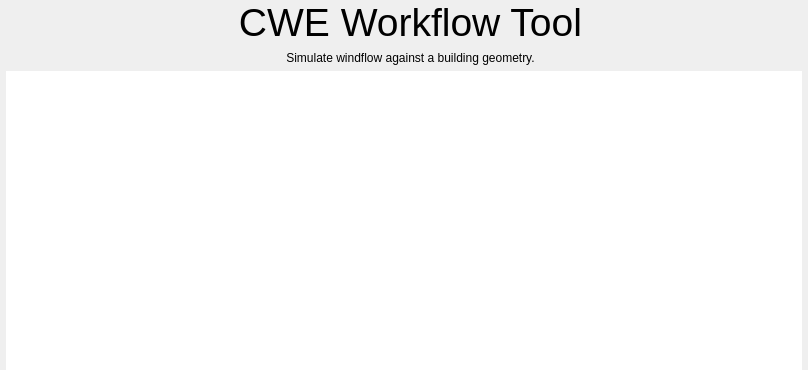
Old version of the form cwe_guiWidgets/cwe_welcome_screen.ui in the repository NHERI-SimCenter/CWE-Simulation-Tool.
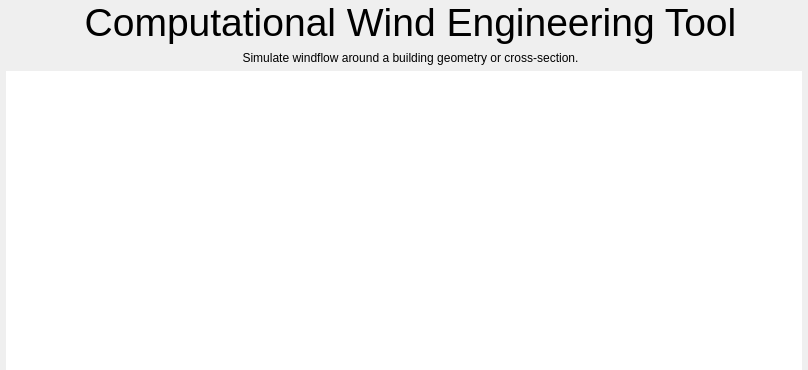
New version of the form. Icons and pictures are not drawn.

What changed in the file:
```diff
--- a/cwe_guiWidgets/cwe_welcome_screen.ui
+++ b/cwe_guiWidgets/cwe_welcome_screen.ui
@@ -84,7 +84,7 @@
       </font>
      </property>
      <property name="text">
-      <string>CWE Workflow Tool</string>
+      <string>Computational Wind Engineering Tool</string>
      </property>
      <property name="alignment">
       <set>Qt::AlignCenter</set>
@@ -537,7 +537,7 @@
    <item row="1" column="1">
     <widget class="QLabel" name="label_2">
      <property name="text">
-      <string>Simulate windflow against a building geometry.</string>
+      <string>Simulate windflow around a building geometry or cross-section.</string>
      </property>
      <property name="alignment">
       <set>Qt::AlignCenter</set>
```
Left out of the diff: 4 changed lines with no effect on the pictures.
